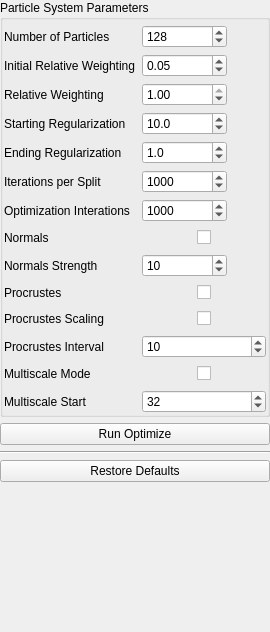
First picture: the form in Studio/src/Application/Optimize/OptimizeTool.ui, repository SCIInstitute/ShapeWorks, before the edit.
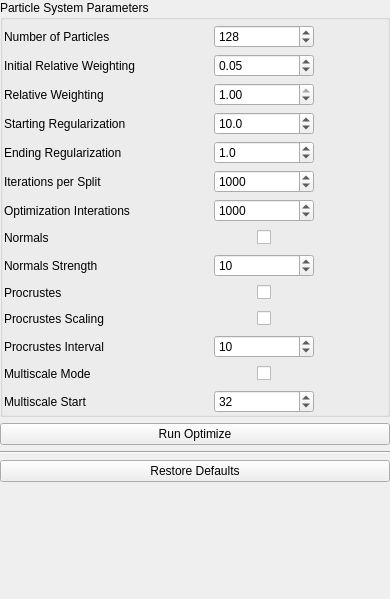
Second picture: the form after the edit.

Commit message: New UI elements for multi-group for analysis.

What changed in the file:
```diff
--- a/Studio/src/Application/Optimize/OptimizeTool.ui
+++ b/Studio/src/Application/Optimize/OptimizeTool.ui
@@ -6,8 +6,8 @@
    <rect>
     <x>0</x>
     <y>0</y>
-    <width>270</width>
-    <height>632</height>
+    <width>390</width>
+    <height>599</height>
    </rect>
   </property>
   <property name="minimumSize">
@@ -59,6 +59,121 @@
       <property name="bottomMargin">
        <number>1</number>
       </property>
+      <item row="3" column="2">
+       <widget class="QDoubleSpinBox" name="starting_regularization">
+        <property name="sizePolicy">
+         <sizepolicy hsizetype="Fixed" vsizetype="Fixed">
+          <horstretch>0</horstretch>
+          <verstretch>0</verstretch>
+         </sizepolicy>
+        </property>
+        <property name="minimumSize">
+         <size>
+          <width>100</width>
+          <height>0</height>
+         </size>
+        </property>
+        <property name="maximumSize">
+         <size>
+          <width>100</width>
+          <height>16777215</height>
+         </size>
+        </property>
+        <property name="decimals">
+         <number>1</number>
+        </property>
+        <property name="minimum">
+         <double>0.100000000000000</double>
+        </property>
+        <property name="maximum">
+         <double>99999.000000000000000</double>
+        </property>
+        <property name="value">
+         <double>10.000000000000000</double>
+        </property>
+       </widget>
+      </item>
+      <item row="11" column="2">
+       <widget class="QSpinBox" name="procrustes_interval">
+        <property name="minimumSize">
+         <size>
+          <width>100</width>
+          <height>0</height>
+         </size>
+        </property>
+        <property name="maximumSize">
+         <size>
+          <width>100</width>
+          <height>16777215</height>
+         </size>
+        </property>
+        <property name="maximum">
+         <number>999999</number>
+        </property>
+        <property name="value">
+         <number>10</number>
+        </property>
+       </widget>
+      </item>
+      <item row="8" column="0">
+       <widget class="QLabel" name="label_21">
+        <property name="text">
+         <string>Normals Strength</string>
+        </property>
+       </widget>
+      </item>
+      <item row="1" column="0">
+       <widget class="QLabel" name="label_5">
+        <property name="text">
+         <string>Initial Relative Weighting</string>
+        </property>
+       </widget>
+      </item>
+      <item row="0" column="2">
+       <widget class="QSpinBox" name="number_of_particles">
+        <property name="sizePolicy">
+         <sizepolicy hsizetype="Fixed" vsizetype="Fixed">
+          <horstretch>0</horstretch>
+          <verstretch>0</verstretch>
+         </sizepolicy>
+        </property>
+        <property name="minimumSize">
+         <size>
+          <width>100</width>
+          <height>0</height>
+         </size>
+        </property>
+        <property name="maximumSize">
+         <size>
+          <width>100</width>
+          <height>16777215</height>
+         </size>
+        </property>
+        <property name="minimum">
+         <number>1</number>
+        </property>
+        <property name="maximum">
+         <number>999999</number>
+        </property>
+        <property name="value">
+         <number>128</number>
+        </property>
+       </widget>
+      </item>
+      <item row="10" column="0">
+       <widget class="QLabel" name="label_12">
+        <property name="text">
+         <string>Procrustes Scaling</string>
+        </property>
+       </widget>
+      </item>
+      <item row="9" column="0">
+       <widget class="QLabel" name="label_22">
+        <property name="text">
+         <string>Procrustes</string>
+        </property>
+       </widget>
+      </item>
       <item row="5" column="0">
        <widget class="QLabel" name="label_8">
         <property name="text">
@@ -66,18 +181,152 @@
         </property>
        </widget>
       </item>
-      <item row="2" column="0">
-       <widget class="QLabel" name="label_4">
+      <item row="6" column="0">
+       <widget class="QLabel" name="label_19">
         <property name="text">
-         <string>Relative Weighting</string>
+         <string>Optimization Interations</string>
         </property>
        </widget>
       </item>
-      <item row="9" column="1">
+      <item row="8" column="2">
+       <widget class="QSpinBox" name="normals_strength">
+        <property name="sizePolicy">
+         <sizepolicy hsizetype="Fixed" vsizetype="Fixed">
+          <horstretch>0</horstretch>
+          <verstretch>0</verstretch>
+         </sizepolicy>
+        </property>
+        <property name="minimumSize">
+         <size>
+          <width>100</width>
+          <height>0</height>
+         </size>
+        </property>
+        <property name="maximumSize">
+         <size>
+          <width>100</width>
+          <height>16777215</height>
+         </size>
+        </property>
+        <property name="minimum">
+         <number>1</number>
+        </property>
+        <property name="maximum">
+         <number>999999</number>
+        </property>
+        <property name="value">
+         <number>10</number>
+        </property>
+       </widget>
+      </item>
+      <item row="0" column="0">
+       <widget class="QLabel" name="label_3">
+        <property name="text">
+         <string>Number of Particles</string>
+        </property>
+       </widget>
+      </item>
+      <item row="6" column="2">
+       <widget class="QSpinBox" name="optimization_iterations">
+        <property name="sizePolicy">
+         <sizepolicy hsizetype="Fixed" vsizetype="Fixed">
+          <horstretch>0</horstretch>
+          <verstretch>0</verstretch>
+         </sizepolicy>
+        </property>
+        <property name="minimumSize">
+         <size>
+          <width>100</width>
+          <height>0</height>
+         </size>
+        </property>
+        <property name="maximumSize">
+         <size>
+          <width>100</width>
+          <height>16777215</height>
+         </size>
+        </property>
+        <property name="minimum">
+         <number>1</number>
+        </property>
+        <property name="maximum">
+         <number>999999</number>
+        </property>
+        <property name="value">
+         <number>1000</number>
+        </property>
+       </widget>
+      </item>
+      <item row="3" column="0">
+       <widget class="QLabel" name="label_10">
+        <property name="text">
+         <string>Starting Regularization</string>
+        </property>
+       </widget>
+      </item>
+      <item row="12" column="0">
+       <widget class="QLabel" name="label_13">
+        <property name="text">
+         <string>Multiscale Mode</string>
+        </property>
+       </widget>
+      </item>
+      <item row="1" column="2">
+       <widget class="QDoubleSpinBox" name="initial_relative_weighting">
+        <property name="sizePolicy">
+         <sizepolicy hsizetype="Fixed" vsizetype="Fixed">
+          <horstretch>0</horstretch>
+          <verstretch>0</verstretch>
+         </sizepolicy>
+        </property>
+        <property name="minimumSize">
+         <size>
+          <width>100</width>
+          <height>0</height>
+         </size>
+        </property>
+        <property name="maximumSize">
+         <size>
+          <width>100</width>
+          <height>16777215</height>
+         </size>
+        </property>
+        <property name="maximum">
+         <double>1.000000000000000</double>
+        </property>
+        <property name="singleStep">
+         <double>0.100000000000000</double>
+        </property>
+        <property name="value">
+         <double>0.050000000000000</double>
+        </property>
+       </widget>
+      </item>
+      <item row="13" column="0">
+       <widget class="QLabel" name="label_14">
+        <property name="text">
+         <string>Multiscale Start</string>
+        </property>
+       </widget>
+      </item>
+      <item row="0" column="3">
+       <spacer name="horizontalSpacer_9">
+        <property name="orientation">
+         <enum>Qt::Horizontal</enum>
+        </property>
+        <property name="sizeHint" stdset="0">
+         <size>
+          <width>40</width>
+          <height>20</height>
+         </size>
+        </property>
+       </spacer>
+      </item>
+      <item row="9" column="2">
        <widget class="QWidget" name="widget_2" native="true">
         <property name="maximumSize">
          <size>
-          <width>16777215</width>
+          <width>100</width>
           <height>20</height>
          </size>
         </property>
@@ -130,18 +379,106 @@
         </layout>
        </widget>
       </item>
-      <item row="12" column="0">
-       <widget class="QLabel" name="label_13">
+      <item row="7" column="0">
+       <widget class="QLabel" name="label_20">
         <property name="text">
-         <string>Multiscale Mode</string>
+         <string>Normals</string>
         </property>
        </widget>
       </item>
-      <item row="12" column="1">
+      <item row="2" column="2">
+       <widget class="QDoubleSpinBox" name="relative_weighting">
+        <property name="sizePolicy">
+         <sizepolicy hsizetype="Fixed" vsizetype="Fixed">
+          <horstretch>0</horstretch>
+          <verstretch>0</verstretch>
+         </sizepolicy>
+        </property>
+        <property name="minimumSize">
+         <size>
+          <width>100</width>
+          <height>0</height>
+         </size>
+        </property>
+        <property name="maximumSize">
+         <size>
+          <width>100</width>
+          <height>16777215</height>
+         </size>
+        </property>
+        <property name="maximum">
+         <double>1.000000000000000</double>
+        </property>
+        <property name="singleStep">
+         <double>0.100000000000000</double>
+        </property>
+        <property name="value">
+         <double>1.000000000000000</double>
+        </property>
+       </widget>
+      </item>
+      <item row="10" column="2">
+       <widget class="QWidget" name="widget_3" native="true">
+        <property name="maximumSize">
+         <size>
+          <width>100</width>
+          <height>20</height>
+         </size>
+        </property>
+        <layout class="QGridLayout" name="gridLayout_4">
+         <property name="leftMargin">
+          <number>0</number>
+         </property>
+         <property name="topMargin">
+          <number>0</number>
+         </property>
+         <property name="rightMargin">
+          <number>0</number>
+         </property>
+         <property name="bottomMargin">
+          <number>0</number>
+         </property>
+         <item row="0" column="1">
+          <widget class="QCheckBox" name="procrustes_scaling">
+           <property name="text">
+            <string/>
+           </property>
+          </widget>
+         </item>
+         <item row="0" column="0">
+          <spacer name="horizontalSpacer_5">
+           <property name="orientation">
+            <enum>Qt::Horizontal</enum>
+           </property>
+           <property name="sizeHint" stdset="0">
+            <size>
+             <width>40</width>
+             <height>20</height>
+            </size>
+           </property>
+          </spacer>
+         </item>
+         <item row="0" column="2">
+          <spacer name="horizontalSpacer_6">
+           <property name="orientation">
+            <enum>Qt::Horizontal</enum>
+           </property>
+           <property name="sizeHint" stdset="0">
+            <size>
+             <width>40</width>
+             <height>20</height>
+            </size>
+           </property>
+          </spacer>
+         </item>
+        </layout>
+       </widget>
+      </item>
+      <item row="12" column="2">
        <widget class="QWidget" name="widget_4" native="true">
         <property name="maximumSize">
          <size>
-          <width>16777215</width>
+          <width>100</width>
           <height>20</height>
          </size>
         </property>
@@ -194,154 +531,6 @@
         </layout>
        </widget>
       </item>
-      <item row="0" column="1">
-       <widget class="QSpinBox" name="number_of_particles">
-        <property name="sizePolicy">
-         <sizepolicy hsizetype="Fixed" vsizetype="Fixed">
-          <horstretch>0</horstretch>
-          <verstretch>0</verstretch>
-         </sizepolicy>
-        </property>
-        <property name="minimumSize">
-         <size>
-          <width>85</width>
-          <height>0</height>
-         </size>
-        </property>
-        <property name="maximumSize">
-         <size>
-          <width>70</width>
-          <height>16777215</height>
-         </size>
-        </property>
-        <property name="minimum">
-         <number>1</number>
-        </property>
-        <property name="maximum">
-         <number>999999</number>
-        </property>
-        <property name="value">
-         <number>128</number>
-        </property>
-       </widget>
-      </item>
-      <item row="8" column="1">
-       <widget class="QSpinBox" name="normals_strength">
-        <property name="sizePolicy">
-         <sizepolicy hsizetype="Fixed" vsizetype="Fixed">
-          <horstretch>0</horstretch>
-          <verstretch>0</verstretch>
-         </sizepolicy>
-        </property>
-        <property name="minimumSize">
-         <size>
-          <width>85</width>
-          <height>0</height>
-         </size>
-        </property>
-        <property name="maximumSize">
-         <size>
-          <width>70</width>
-          <height>16777215</height>
-         </size>
-        </property>
-        <property name="minimum">
-         <number>1</number>
-        </property>
-        <property name="maximum">
-         <number>999999</number>
-        </property>
-        <property name="value">
-         <number>10</number>
-        </property>
-       </widget>
-      </item>
-      <item row="3" column="1">
-       <widget class="QDoubleSpinBox" name="starting_regularization">
-        <property name="sizePolicy">
-         <sizepolicy hsizetype="Fixed" vsizetype="Fixed">
-          <horstretch>0</horstretch>
-          <verstretch>0</verstretch>
-         </sizepolicy>
-        </property>
-        <property name="minimumSize">
-         <size>
-          <width>85</width>
-          <height>0</height>
-         </size>
-        </property>
-        <property name="maximumSize">
-         <size>
-          <width>70</width>
-          <height>16777215</height>
-         </size>
-        </property>
-        <property name="decimals">
-         <number>1</number>
-        </property>
-        <property name="minimum">
-         <double>0.100000000000000</double>
-        </property>
-        <property name="maximum">
-         <double>99999.000000000000000</double>
-        </property>
-        <property name="value">
-         <double>10.000000000000000</double>
-        </property>
-       </widget>
-      </item>
-      <item row="3" column="0">
-       <widget class="QLabel" name="label_10">
-        <property name="text">
-         <string>Starting Regularization</string>
-        </property>
-       </widget>
-      </item>
-      <item row="1" column="0">
-       <widget class="QLabel" name="label_5">
-        <property name="text">
-         <string>Initial Relative Weighting</string>
-        </property>
-       </widget>
-      </item>
-      <item row="1" column="1">
-       <widget class="QDoubleSpinBox" name="initial_relative_weighting">
-        <property name="sizePolicy">
-         <sizepolicy hsizetype="Fixed" vsizetype="Fixed">
-          <horstretch>0</horstretch>
-          <verstretch>0</verstretch>
-         </sizepolicy>
-        </property>
-        <property name="minimumSize">
-         <size>
-          <width>85</width>
-          <height>0</height>
-         </size>
-        </property>
-        <property name="maximumSize">
-         <size>
-          <width>70</width>
-          <height>16777215</height>
-         </size>
-        </property>
-        <property name="maximum">
-         <double>1.000000000000000</double>
-        </property>
-        <property name="singleStep">
-         <double>0.100000000000000</double>
-        </property>
-        <property name="value">
-         <double>0.050000000000000</double>
-        </property>
-       </widget>
-      </item>
-      <item row="8" column="0">
-       <widget class="QLabel" name="label_21">
-        <property name="text">
-         <string>Normals Strength</string>
-        </property>
-       </widget>
-      </item>
       <item row="11" column="0">
        <widget class="QLabel" name="label_11">
         <property name="text">
@@ -349,10 +538,68 @@
         </property>
        </widget>
       </item>
-      <item row="7" column="0">
-       <widget class="QLabel" name="label_20">
-        <property name="text">
-         <string>Normals</string>
+      <item row="5" column="2">
+       <widget class="QSpinBox" name="iterations_per_split">
+        <property name="sizePolicy">
+         <sizepolicy hsizetype="Fixed" vsizetype="Fixed">
+          <horstretch>0</horstretch>
+          <verstretch>0</verstretch>
+         </sizepolicy>
+        </property>
+        <property name="minimumSize">
+         <size>
+          <width>100</width>
+          <height>0</height>
+         </size>
+        </property>
+        <property name="maximumSize">
+         <size>
+          <width>100</width>
+          <height>16777215</height>
+         </size>
+        </property>
+        <property name="minimum">
+         <number>1</number>
+        </property>
+        <property name="maximum">
+         <number>999999</number>
+        </property>
+        <property name="value">
+         <number>1000</number>
+        </property>
+       </widget>
+      </item>
+      <item row="4" column="2">
+       <widget class="QDoubleSpinBox" name="ending_regularization">
+        <property name="sizePolicy">
+         <sizepolicy hsizetype="Fixed" vsizetype="Fixed">
+          <horstretch>0</horstretch>
+          <verstretch>0</verstretch>
+         </sizepolicy>
+        </property>
+        <property name="minimumSize">
+         <size>
+          <width>100</width>
+          <height>0</height>
+         </size>
+        </property>
+        <property name="maximumSize">
+         <size>
+          <width>100</width>
+          <height>16777215</height>
+         </size>
+        </property>
+        <property name="decimals">
+         <number>1</number>
+        </property>
+        <property name="minimum">
+         <double>0.100000000000000</double>
+        </property>
+        <property name="maximum">
+         <double>99999.000000000000000</double>
+        </property>
+        <property name="value">
+         <double>1.000000000000000</double>
         </property>
        </widget>
       </item>
@@ -363,56 +610,18 @@
         </property>
        </widget>
       </item>
-      <item row="2" column="1">
-       <widget class="QDoubleSpinBox" name="relative_weighting">
-        <property name="sizePolicy">
-         <sizepolicy hsizetype="Fixed" vsizetype="Fixed">
-          <horstretch>0</horstretch>
-          <verstretch>0</verstretch>
-         </sizepolicy>
-        </property>
-        <property name="minimumSize">
-         <size>
-          <width>85</width>
-          <height>0</height>
-         </size>
-        </property>
-        <property name="maximumSize">
-         <size>
-          <width>70</width>
-          <height>16777215</height>
-         </size>
-        </property>
-        <property name="maximum">
-         <double>1.000000000000000</double>
-        </property>
-        <property name="singleStep">
-         <double>0.100000000000000</double>
-        </property>
-        <property name="value">
-         <double>1.000000000000000</double>
-        </property>
-       </widget>
-      </item>
-      <item row="9" column="0">
-       <widget class="QLabel" name="label_22">
+      <item row="2" column="0">
+       <widget class="QLabel" name="label_4">
         <property name="text">
-         <string>Procrustes</string>
+         <string>Relative Weighting</string>
         </property>
        </widget>
       </item>
-      <item row="6" column="0">
-       <widget class="QLabel" name="label_19">
-        <property name="text">
-         <string>Optimization Interations</string>
-        </property>
-       </widget>
-      </item>
-      <item row="7" column="1">
+      <item row="7" column="2">
        <widget class="QWidget" name="widget" native="true">
         <property name="maximumSize">
          <size>
-          <width>16777215</width>
+          <width>100</width>
           <height>20</height>
          </size>
         </property>
@@ -465,204 +674,20 @@
         </layout>
        </widget>
       </item>
-      <item row="4" column="1">
-       <widget class="QDoubleSpinBox" name="ending_regularization">
-        <property name="sizePolicy">
-         <sizepolicy hsizetype="Fixed" vsizetype="Fixed">
-          <horstretch>0</horstretch>
-          <verstretch>0</verstretch>
-         </sizepolicy>
-        </property>
-        <property name="minimumSize">
-         <size>
-          <width>85</width>
-          <height>0</height>
-         </size>
-        </property>
-        <property name="maximumSize">
-         <size>
-          <width>70</width>
-          <height>16777215</height>
-         </size>
-        </property>
-        <property name="decimals">
-         <number>1</number>
-        </property>
-        <property name="minimum">
-         <double>0.100000000000000</double>
-        </property>
-        <property name="maximum">
-         <double>99999.000000000000000</double>
-        </property>
-        <property name="value">
-         <double>1.000000000000000</double>
-        </property>
-       </widget>
-      </item>
-      <item row="10" column="0">
-       <widget class="QLabel" name="label_12">
-        <property name="text">
-         <string>Procrustes Scaling</string>
-        </property>
-       </widget>
-      </item>
-      <item row="10" column="1">
-       <widget class="QWidget" name="widget_3" native="true">
-        <property name="maximumSize">
-         <size>
-          <width>16777215</width>
-          <height>20</height>
-         </size>
-        </property>
-        <layout class="QGridLayout" name="gridLayout_4">
-         <property name="leftMargin">
-          <number>0</number>
-         </property>
-         <property name="topMargin">
-          <number>0</number>
-         </property>
-         <property name="rightMargin">
-          <number>0</number>
-         </property>
-         <property name="bottomMargin">
-          <number>0</number>
-         </property>
-         <item row="0" column="1">
-          <widget class="QCheckBox" name="procrustes_scaling">
-           <property name="text">
-            <string/>
-           </property>
-          </widget>
-         </item>
-         <item row="0" column="0">
-          <spacer name="horizontalSpacer_5">
-           <property name="orientation">
-            <enum>Qt::Horizontal</enum>
-           </property>
-           <property name="sizeHint" stdset="0">
-            <size>
-             <width>40</width>
-             <height>20</height>
-            </size>
-           </property>
-          </spacer>
-         </item>
-         <item row="0" column="2">
-          <spacer name="horizontalSpacer_6">
-           <property name="orientation">
-            <enum>Qt::Horizontal</enum>
-           </property>
-           <property name="sizeHint" stdset="0">
-            <size>
-             <width>40</width>
-             <height>20</height>
-            </size>
-           </property>
-          </spacer>
-         </item>
-        </layout>
-       </widget>
-      </item>
-      <item row="0" column="0">
-       <widget class="QLabel" name="label_3">
-        <property name="text">
-         <string>Number of Particles</string>
-        </property>
-       </widget>
-      </item>
-      <item row="11" column="1">
-       <widget class="QSpinBox" name="procrustes_interval">
-        <property name="minimumSize">
-         <size>
-          <width>85</width>
-          <height>0</height>
-         </size>
-        </property>
-        <property name="maximum">
-         <number>999999</number>
-        </property>
-        <property name="value">
-         <number>10</number>
-        </property>
-       </widget>
-      </item>
-      <item row="5" column="1">
-       <widget class="QSpinBox" name="iterations_per_split">
-        <property name="sizePolicy">
-         <sizepolicy hsizetype="Fixed" vsizetype="Fixed">
-          <horstretch>0</horstretch>
-          <verstretch>0</verstretch>
-         </sizepolicy>
-        </property>
-        <property name="minimumSize">
-         <size>
-          <width>85</width>
-          <height>0</height>
-         </size>
-        </property>
-        <property name="maximumSize">
-         <size>
-          <width>70</width>
-          <height>16777215</height>
-         </size>
-        </property>
-        <property name="minimum">
-         <number>1</number>
-        </property>
-        <property name="maximum">
-         <number>999999</number>
-        </property>
-        <property name="value">
-         <number>1000</number>
-        </property>
-       </widget>
-      </item>
-      <item row="6" column="1">
-       <widget class="QSpinBox" name="optimization_iterations">
-        <property name="sizePolicy">
-         <sizepolicy hsizetype="Fixed" vsizetype="Fixed">
-          <horstretch>0</horstretch>
-          <verstretch>0</verstretch>
-         </sizepolicy>
-        </property>
-        <property name="minimumSize">
-         <size>
-          <width>85</width>
-          <height>0</height>
-         </size>
-        </property>
-        <property name="maximumSize">
-         <size>
-          <width>70</width>
-          <height>16777215</height>
-         </size>
-        </property>
-        <property name="minimum">
-         <number>1</number>
-        </property>
-        <property name="maximum">
-         <number>999999</number>
-        </property>
-        <property name="value">
-         <number>1000</number>
-        </property>
-       </widget>
-      </item>
-      <item row="13" column="0">
-       <widget class="QLabel" name="label_14">
-        <property name="text">
-         <string>Multiscale Start</string>
-        </property>
-       </widget>
-      </item>
-      <item row="13" column="1">
+      <item row="13" column="2">
        <widget class="QSpinBox" name="multiscale_particles">
         <property name="minimumSize">
          <size>
-          <width>85</width>
+          <width>100</width>
           <height>0</height>
          </size>
         </property>
+        <property name="maximumSize">
+         <size>
+          <width>100</width>
+          <height>16777215</height>
+         </size>
+        </property>
         <property name="maximum">
          <number>999999</number>
         </property>
@@ -671,6 +696,19 @@
         </property>
        </widget>
       </item>
+      <item row="0" column="1">
+       <spacer name="horizontalSpacer_10">
+        <property name="orientation">
+         <enum>Qt::Horizontal</enum>
+        </property>
+        <property name="sizeHint" stdset="0">
+         <size>
+          <width>40</width>
+          <height>20</height>
+         </size>
+        </property>
+       </spacer>
+      </item>
      </layout>
     </widget>
    </item>
```
The commit also changes 2 other files.
